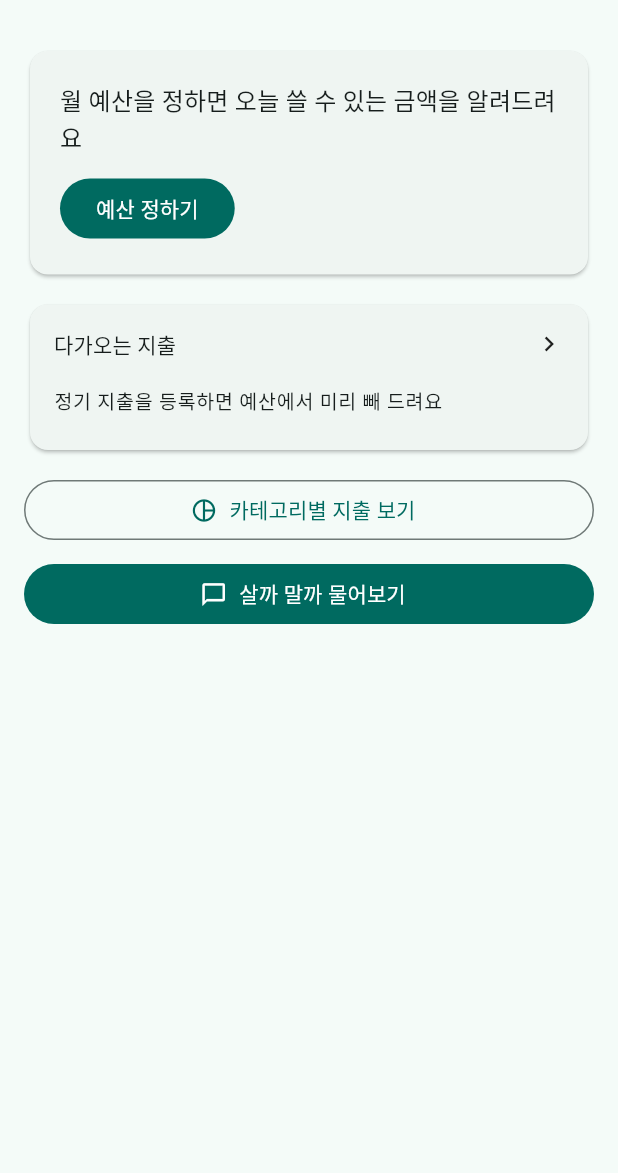
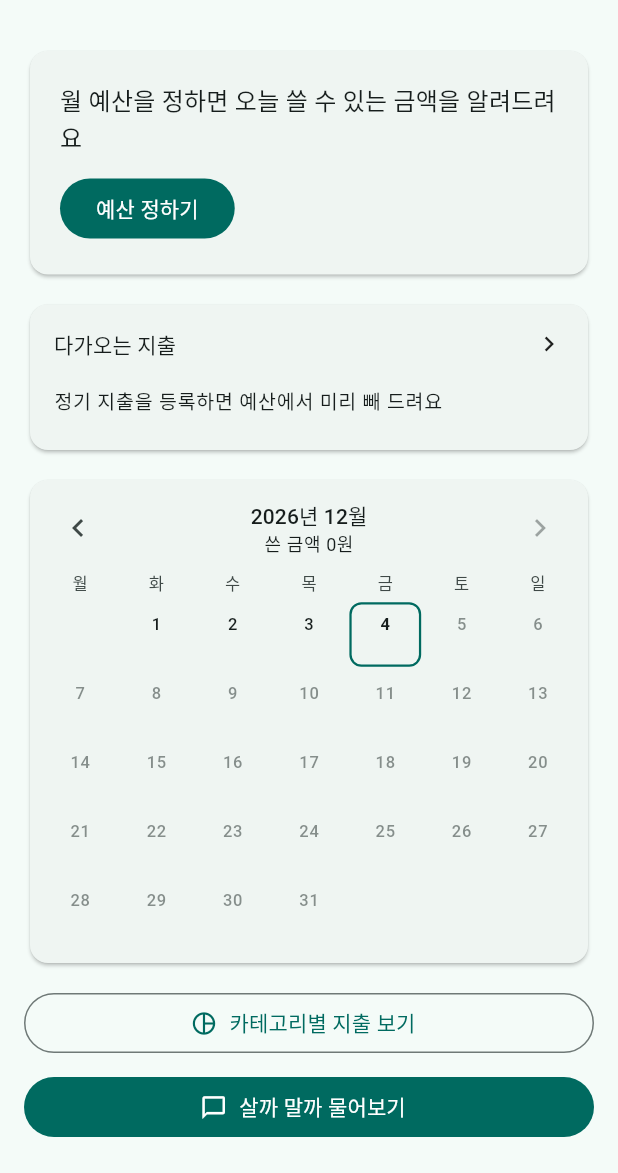
Before and after one commit to LeeJaeHu/conmoney, a Flutter app: the screen it shows after launch, on a phone screen of 412 x 824 dp, the part 63-1236 px from its top. Run offline on Flutter 3.47's test engine with Material 3 defaults, Android fonts, the phone set to English and light mode, and no system bars; our stand-ins replace csv, drift, drift_flutter, file_picker, flutter_local_notifications, flutter_riverpod; missing offline and left inert: workmanager; accounts and stored records are empty; generated files the repository leaves out were written again.

Commit message:
홈 지출 달력, 화면 아래가 내비게이션 바에 가리는 문제 수정
- 달력: 날짜별 쓴 금액(짧은 표기), 많이 쓴 날일수록 진한 칸, 정기·예정 지출이 남은 날 점, 탭 → 그날 내역 → 거래 수정
- Android 15 edge-to-edge: 스크롤 화면 10곳 아래 여백에 내비게이션 바 높이 추가
- 테스트: dailyTotals·compactWon, 360dp 폭 달력 위젯 테스트(95개 통과)

Co-Authored-By: Claude Opus 5.5 <noreply@anthropic.com>

```diff
--- a/app/lib/core/category_summary.dart
+++ b/app/lib/core/category_summary.dart
@@ -83,6 +83,16 @@ CategorySummary summarize(List<SpendItem> all, DateTime from, DateTime to, {bool
   return CategorySummary(total, categories, items);
 }
 
+/// 홈 달력용: [month]의 날짜별 지출 합계(0번이 1일). 취소는 음수로 빠지고, 할부 2회차부터는 그 달 1일에 잡힌다(Spec F8).
+List<int> dailyTotals(List<SpendItem> all, YearMonth month, {bool includeUnusual = true}) {
+  final out = List.filled(month.days, 0);
+  for (final i in all) {
+    if (!month.contains(i.date) || (!includeUnusual && i.isUnusual)) continue;
+    out[i.date.day - 1] += i.amount;
+  }
+  return out;
+}
+
 /// 최근 [months]개월(이번 달 포함) 카테고리별 월 합계. 상위 [top]개만 따로 두고 나머지는 '그 외'로 묶는다.
 class MonthlyTrend {
   const MonthlyTrend(this.months, this.series, this.monthTotals);
--- a/app/lib/features/budget/budget_settings_page.dart
+++ b/app/lib/features/budget/budget_settings_page.dart
@@ -8,6 +8,7 @@ import '../../core/budget_plan.dart';
 import '../../core/models.dart';
 import '../../data/database.dart';
 import '../../ui/format.dart';
+import '../../ui/insets.dart';
 
 enum _Mode { fixed, step }
 
@@ -124,7 +125,7 @@ class _BudgetSettingsPageState extends ConsumerState<BudgetSettingsPage> {
     return Scaffold(
       appBar: AppBar(title: const Text('예산 설정')),
       body: ListView(
-        padding: const EdgeInsets.all(16),
+        padding: pagePadding(context),
         children: [
           SegmentedButton<_Mode>(
             segments: const [
--- a/app/lib/features/dev/import_page.dart
+++ b/app/lib/features/dev/import_page.dart
@@ -6,6 +6,7 @@ import 'package:flutter_riverpod/flutter_riverpod.dart';
 
 import '../../app_providers.dart';
 import '../../data/csv_import.dart';
+import '../../ui/insets.dart';
 
 /// 개발자용 과거 기록 가져오기(Spec 3.7). PC에서 tools/import_statements.py로 만든 CSV를 읽는다.
 class ImportPage extends ConsumerStatefulWidget {
@@ -48,7 +49,7 @@ class _ImportPageState extends ConsumerState<ImportPage> {
     return Scaffold(
       appBar: AppBar(title: const Text('과거 기록 가져오기')),
       body: ListView(
-        padding: const EdgeInsets.all(16),
+        padding: pagePadding(context),
         children: [
           Text(
             'PC에서 tools/import_statements.py로 만든 CSV(예: transactions_v3.csv)를 폰에 옮긴 뒤 골라 주세요. '
--- a/app/lib/features/home/home_page.dart
+++ b/app/lib/features/home/home_page.dart
@@ -4,6 +4,7 @@ import 'package:flutter_riverpod/flutter_riverpod.dart';
 import '../../app_providers.dart';
 import '../../core/budget_engine.dart';
 import '../../ui/format.dart';
+import '../../ui/insets.dart';
 import '../agent/consult_page.dart';
 import '../budget/budget_settings_page.dart';
 import '../dev/import_page.dart';
@@ -14,6 +15,7 @@ import '../settings/metrics_page.dart';
 import '../settings/notification_settings_page.dart';
 import '../spending/category_page.dart';
 import '../spending/spending_providers.dart';
+import 'spend_calendar.dart';
 
 /// 홈 화면(Spec F4): 오늘 쓸 수 있는 금액(크게) + 이번 달 남은 예산(작게). 총 사용액은 보여주지 않는다.
 class HomePage extends ConsumerWidget {
@@ -65,7 +67,7 @@ class HomePage extends ConsumerWidget {
             children: [Padding(padding: const EdgeInsets.all(24), child: Text('불러오지 못했어요: $e'))],
           ),
           data: (data) => ListView(
-            padding: const EdgeInsets.all(16),
+            padding: pagePadding(context),
             children: [
               if (data.status case final st?)
                 _TodayCard(status: st, data: data)
@@ -81,6 +83,13 @@ class HomePage extends ConsumerWidget {
                   ),
                 ),
               _UpcomingCard(data: data, onOpen: () => open(const RecurringPage())),
+              const SizedBox(height: 12),
+              SpendCalendar(
+                upcomingDays: {
+                  for (final (item, due, _) in data.upcoming)
+                    if (!item.isEnvelope && due.month == data.month.month) due.day,
+                },
+              ),
               const SizedBox(height: 12),
               OutlinedButton.icon(
                 onPressed: () => open(const CategoryPage()),
--- /dev/null
+++ b/app/lib/features/home/spend_calendar.dart
@@ -0,0 +1,254 @@
+import 'package:flutter/material.dart';
+import 'package:flutter_riverpod/flutter_riverpod.dart';
+
+import '../../app_providers.dart';
+import '../../core/category_summary.dart';
+import '../../core/models.dart';
+import '../../ui/format.dart';
+import '../spending/spending_providers.dart';
+import '../spending/transaction_sheet.dart';
+
+/// 홈 달력(10/16): 날짜마다 그날 쓴 금액. 칸 색이 진할수록 많이 쓴 날.
+/// 판단(초과 등)은 하지 않는다 — 날마다 빨간 칸이 생기면 스트레스가 되므로(PRD 원칙).
+/// 이번 달의 남은 날에는 정기·예정 지출이 있는 날에 점을 찍는다.
+class SpendCalendar extends ConsumerStatefulWidget {
+  const SpendCalendar({super.key, this.upcomingDays = const {}});
+
+  /// 이번 달에 정기·예정 지출이 남은 날짜(일).
+  final Set<int> upcomingDays;
+
+  @override
+  ConsumerState<SpendCalendar> createState() => _SpendCalendarState();
+}
+
+class _SpendCalendarState extends ConsumerState<SpendCalendar> {
+  YearMonth? _month;
+
+  @override
+  Widget build(BuildContext context) {
+    final now = ref.watch(clockProvider)();
+    final thisMonth = YearMonth.of(now);
+    final month = _month ?? thisMonth;
+    final items = ref.watch(spendItemsProvider);
+    final theme = Theme.of(context);
+
+    return Card(
+      child: Padding(
+        padding: const EdgeInsets.fromLTRB(8, 8, 8, 12),
+        child: items.when(
+          loading: () => const SizedBox(height: 280, child: Center(child: CircularProgressIndicator())),
+          error: (e, _) => Padding(padding: const EdgeInsets.all(16), child: Text('불러오지 못했어요: $e')),
+          data: (all) {
+            final totals = dailyTotals(all, month);
+            final sum = totals.fold(0, (s, v) => s + v);
+            final maxDay = totals.fold(0, (m, v) => v > m ? v : m);
+            return Column(
+              crossAxisAlignment: CrossAxisAlignment.stretch,
+              children: [
+                Row(
+                  children: [
+                    IconButton(
+                      tooltip: '이전 달',
+                      onPressed: () => setState(() => _month = month.plus(-1)),
+                      icon: const Icon(Icons.chevron_left),
+                    ),
+                    Expanded(
+                      child: Column(
+                        children: [
+                          Text('${month.year}년 ${month.month}월', style: theme.textTheme.titleSmall),
+                          Text('쓴 금액 ${won(sum)}', style: theme.textTheme.bodySmall),
+                        ],
+                      ),
+                    ),
+                    IconButton(
+                      tooltip: '다음 달',
+                      onPressed: month == thisMonth ? null : () => setState(() => _month = month.plus(1)),
+                      icon: const Icon(Icons.chevron_right),
+                    ),
+                  ],
+                ),
+                const SizedBox(height: 4),
+                _Grid(
+                  month: month,
+                  totals: totals,
+                  maxDay: maxDay,
+                  today: month == thisMonth ? now.day : null,
+                  marked: month == thisMonth ? widget.upcomingDays : const {},
+                  onTap: (day) => _openDay(context, all, DateTime(month.year, month.month, day)),
+                ),
+              ],
+            );
+          },
+        ),
+      ),
+    );
+  }
+
+  Future<void> _openDay(BuildContext context, List<SpendItem> all, DateTime day) async {
+    final list = [
+      for (final i in all)
+        if (dateOnly(i.date) == day) i,
+    ]..sort((a, b) => b.amount.compareTo(a.amount));
+    final changed = await showModalBottomSheet<bool>(
+      context: context,
+      useSafeArea: true,
+      showDragHandle: true,
+      builder: (context) => _DaySheet(day: day, items: list),
+    );
+    if (changed == true) {
+      ref.invalidate(spendItemsProvider);
+      ref.invalidate(homeProvider);
+    }
+  }
+}
+
+class _Grid extends StatelessWidget {
+  const _Grid({
+    required this.month,
+    required this.totals,
+    required this.maxDay,
+    required this.today,
+    required this.marked,
+    required this.onTap,
+  });
+
+  final YearMonth month;
+  final List<int> totals;
+  final int maxDay;
+  final int? today;
+  final Set<int> marked;
+  final void Function(int day) onTap;
+
+  static const _weekdays = ['월', '화', '수', '목', '금', '토', '일'];
+
+  @override
+  Widget build(BuildContext context) {
+    final theme = Theme.of(context);
+    final scheme = theme.colorScheme;
+    final lead = month.firstDay.weekday - 1; // 월요일 시작
+    final cells = lead + month.days;
+    final rows = (cells + 6) ~/ 7;
+    final small = theme.textTheme.labelSmall;
+
+    Widget cell(int index) {
+      final day = index - lead + 1;
+      if (day < 1 || day > month.days) return const SizedBox.shrink();
+      final amount = totals[day - 1];
+      final future = today != null && day > today!;
+      // 색 진하기: 그 달 가장 많이 쓴 날 대비(0.06~0.45)
+      final t = maxDay > 0 && amount > 0 ? amount / maxDay : 0.0;
+      final bg = amount > 0 ? scheme.primary.withValues(alpha: 0.06 + 0.39 * t) : null;
+      return Padding(
+        padding: const EdgeInsets.all(1.5),
+        child: Material(
+          color: bg ?? Colors.transparent,
+          shape: RoundedRectangleBorder(
+            borderRadius: BorderRadius.circular(8),
+            side: day == today ? BorderSide(color: scheme.primary, width: 1.5) : BorderSide.none,
+          ),
+          child: InkWell(
+            borderRadius: BorderRadius.circular(8),
+            onTap: future ? null : () => onTap(day),
+            child: Semantics(
+              label: '$day일 ${amount != 0 ? won(amount) : '지출 없음'}',
+              child: Column(
+                mainAxisAlignment: MainAxisAlignment.center,
+                children: [
+                  Text(
+                    '$day',
+                    style: small?.copyWith(
+                      color: future ? scheme.onSurfaceVariant.withValues(alpha: 0.6) : null,
+                      fontWeight: day == today ? FontWeight.w700 : null,
+                    ),
+                  ),
+                  const SizedBox(height: 2),
+                  if (amount != 0)
+                    Text(
+                      compactWon(amount),
+                      maxLines: 1,
+                      style: small?.copyWith(fontSize: 10, fontFeatures: const [FontFeature.tabularFigures()]),
+                    )
+                  else if (marked.contains(day))
+                    Icon(Icons.circle, size: 5, color: scheme.tertiary)
+                  else
+                    const SizedBox(height: 12),
+                ],
+              ),
+            ),
+          ),
+        ),
+      );
+    }
+
+    return Column(
+      children: [
+        Row(
+          children: [
+            for (final w in _weekdays)
+              Expanded(
+                child: Center(child: Text(w, style: small?.copyWith(color: scheme.onSurfaceVariant))),
+              ),
+          ],
+        ),
+        const SizedBox(height: 4),
+        for (var r = 0; r < rows; r++)
+          SizedBox(
+            height: 46,
+            child: Row(children: [for (var c = 0; c < 7; c++) Expanded(child: cell(r * 7 + c))]),
+          ),
+        if (marked.isNotEmpty)
+          Padding(
+            padding: const EdgeInsets.only(top: 6, left: 8),
+            child: Row(
+              children: [
+                Icon(Icons.circle, size: 5, color: scheme.tertiary),
+                const SizedBox(width: 6),
+                Text('정기·예정 지출이 남은 날', style: small?.copyWith(color: scheme.onSurfaceVariant)),
+              ],
+            ),
+          ),
+      ],
+    );
+  }
+}
+
+class _DaySheet extends StatelessWidget {
+  const _DaySheet({required this.day, required this.items});
+
+  final DateTime day;
+  final List<SpendItem> items;
+
+  @override
+  Widget build(BuildContext context) {
+    final theme = Theme.of(context);
+    final sum = items.fold(0, (s, i) => s + i.amount);
+    return ListView(
+      shrinkWrap: true,
+      padding: EdgeInsets.only(bottom: 16 + MediaQuery.viewPaddingOf(context).bottom),
+      children: [
+        ListTile(
+          title: Text('${day.month}월 ${day.day}일 · ${items.length}건', style: theme.textTheme.titleMedium),
+          trailing: Text(won(sum), style: theme.textTheme.titleMedium),
+        ),
+        const Divider(height: 1),
+        if (items.isEmpty) const ListTile(title: Text('이날은 쓴 돈이 없어요')),
+        for (final i in items)
+          ListTile(
+            title: Text(i.merchant, maxLines: 1, overflow: TextOverflow.ellipsis),
+            subtitle: Text(
+              [
+                i.categoryName ?? unconfirmedCategoryName,
+                if (i.installmentSeq != null) '할부 ${i.installmentSeq}/${i.installmentMonths}회차',
+                if (i.isUnusual) '특이 지출',
+              ].join(' · '),
+            ),
+            trailing: Text(won(i.amount, exact: true)),
+            onTap: () async {
+              final changed = await showTransactionSheet(context, i.txnId);
+              if (changed == true && context.mounted) Navigator.pop(context, true);
+            },
+          ),
+      ],
+    );
+  }
+}
--- a/app/lib/features/planned/planned_page.dart
+++ b/app/lib/features/planned/planned_page.dart
@@ -6,6 +6,7 @@ import '../../app_providers.dart';
 import '../../data/database.dart';
 import '../../data/planned_repository.dart';
 import '../../ui/format.dart';
+import '../../ui/insets.dart';
 
 final plannedRepositoryProvider = Provider((ref) => PlannedRepository(ref.watch(databaseProvider)));
 
@@ -43,7 +44,7 @@ class PlannedPage extends ConsumerWidget {
         data: (rows) {
           final theme = Theme.of(context);
           return ListView(
-            padding: const EdgeInsets.fromLTRB(16, 16, 16, 96),
+            padding: pagePadding(context, bottom: 96),
             children: [
               Text('축의금처럼 한 번 나갈 돈을 적어 두면 그 달 예산에서 미리 빼요.', style: theme.textTheme.bodySmall),
               const SizedBox(height: 8),
--- a/app/lib/features/recurring/recurring_page.dart
+++ b/app/lib/features/recurring/recurring_page.dart
@@ -7,6 +7,7 @@ import '../../core/recurring.dart';
 import '../../data/database.dart';
 import '../../data/recurring_repository.dart';
 import '../../ui/format.dart';
+import '../../ui/insets.dart';
 
 final recurringRepositoryProvider = Provider((ref) => RecurringRepository(ref.watch(databaseProvider)));
 
@@ -61,7 +62,7 @@ class RecurringPage extends ConsumerWidget {
           final (items, suggestions, envelopes) = d;
           final theme = Theme.of(context);
           return ListView(
-            padding: const EdgeInsets.fromLTRB(16, 16, 16, 96),
+            padding: pagePadding(context, bottom: 96),
             children: [
               Text('등록된 정기 지출 ${items.length}개', style: theme.textTheme.titleMedium),
               Text('아직 안 나간 금액은 이번 달 예산에서 미리 빼요.', style: theme.textTheme.bodySmall),
--- a/app/lib/features/samples/sample_collector_page.dart
+++ b/app/lib/features/samples/sample_collector_page.dart
@@ -5,6 +5,7 @@ import 'package:flutter/services.dart';
 
 import '../../core/masking.dart';
 import '../../platform/notification_channel.dart';
+import '../../ui/insets.dart';
 
 /// 1단계: 결제 알림 샘플 수집 화면(Spec 9장 10/14).
 /// 받은 원문을 보여주고, 식별 정보를 가린 JSON을 복사해 PC로 옮길 수 있게 한다.
@@ -89,7 +90,7 @@ class _SampleCollectorPageState extends State<SampleCollectorPage> with WidgetsB
       body: RefreshIndicator(
         onRefresh: _refresh,
         child: ListView(
-          padding: const EdgeInsets.all(16),
+          padding: pagePadding(context),
           children: [
             if (_granted == false)
               Card(
--- a/app/lib/features/settings/metrics_page.dart
+++ b/app/lib/features/settings/metrics_page.dart
@@ -4,6 +4,7 @@ import 'package:flutter_riverpod/flutter_riverpod.dart';
 
 import '../../app_providers.dart';
 import '../../data/metrics_repository.dart';
+import '../../ui/insets.dart';
 
 final _summaryProvider = FutureProvider.autoDispose<MetricsSummary>(
   (ref) => MetricsRepository(ref.watch(databaseProvider)).summary(),
@@ -38,7 +39,7 @@ class MetricsPage extends ConsumerWidget {
         loading: () => const Center(child: CircularProgressIndicator()),
         error: (e, _) => Center(child: Text('불러오지 못했어요: $e')),
         data: (s) => ListView(
-          padding: const EdgeInsets.all(16),
+          padding: pagePadding(context),
           children: [
             if (s.since != null)
               Text('${s.since!.month}/${s.since!.day}부터 기록', style: Theme.of(context).textTheme.bodySmall),
--- a/app/lib/features/settings/notification_settings_page.dart
+++ b/app/lib/features/settings/notification_settings_page.dart
@@ -5,6 +5,7 @@ import '../../app_providers.dart';
 import '../../core/proactive.dart';
 import '../../services/local_notifier.dart';
 import '../../services/proactive_service.dart';
+import '../../ui/insets.dart';
 
 /// 먼저 알려주기 설정(Spec F7): 켜기/끄기, 조용한 시간, 지금 검사.
 class NotificationSettingsPage extends ConsumerStatefulWidget {
@@ -71,7 +72,7 @@ class _NotificationSettingsPageState extends ConsumerState<NotificationSettingsP
     return Scaffold(
       appBar: AppBar(title: const Text('먼저 알려주기')),
       body: ListView(
-        padding: const EdgeInsets.all(16),
+        padding: pagePadding(context),
         children: [
           SwitchListTile(
             contentPadding: EdgeInsets.zero,
--- a/app/lib/features/spending/category_page.dart
+++ b/app/lib/features/spending/category_page.dart
@@ -5,6 +5,7 @@ import '../../app_providers.dart';
 import '../../core/category_summary.dart';
 import '../../core/models.dart';
 import '../../ui/format.dart';
+import '../../ui/insets.dart';
 import 'spending_providers.dart';
 import 'transaction_sheet.dart';
 
@@ -64,7 +65,7 @@ class _CategoryPageState extends ConsumerState<CategoryPage> {
           final summary = summarize(all, from, to, includeUnusual: _includeUnusual);
           final trend = monthlyTrend(all, now, includeUnusual: _includeUnusual);
           return ListView(
-            padding: const EdgeInsets.all(16),
+            padding: pagePadding(context),
             children: [
               Wrap(
                 spacing: 8,
@@ -306,6 +307,7 @@ class _CategoryDetailPage extends ConsumerWidget {
           final list = summarize(all, from, to, includeUnusual: includeUnusual).itemsOf(categoryId);
           final sum = list.fold(0, (s, i) => s + i.amount);
           return ListView(
+            padding: EdgeInsets.only(bottom: MediaQuery.viewPaddingOf(context).bottom + 16),
             children: [
               ListTile(
                 title: Text('${_md(from)} ~ ${_md(to)} · ${list.length}건'),
--- a/app/lib/features/spending/transaction_sheet.dart
+++ b/app/lib/features/spending/transaction_sheet.dart
@@ -11,6 +11,7 @@ Future<bool?> showTransactionSheet(BuildContext context, int txnId) => showModal
   context: context,
   isScrollControlled: true,
   showDragHandle: true,
+  useSafeArea: true,
   builder: (_) => TransactionSheet(txnId: txnId),
 );
 
--- /dev/null
+++ b/app/lib/ui/insets.dart
@@ -0,0 +1,6 @@
+import 'package:flutter/widgets.dart';
+
+/// 스크롤 화면의 바깥 여백. Android 15부터 앱이 화면 끝까지 그려져서(edge-to-edge)
+/// 맨 아래 내용이 시스템 내비게이션 바에 가려진다 → 그 높이만큼 아래 여백을 더한다(10/16 사용자 제보).
+EdgeInsets pagePadding(BuildContext context, {double all = 16, double bottom = 16}) =>
+    EdgeInsets.fromLTRB(all, all, all, bottom + MediaQuery.viewPaddingOf(context).bottom);
```
Also changed, not shown: app/lib/ui/format.dart (+11 -0 lines), 6 other files.
